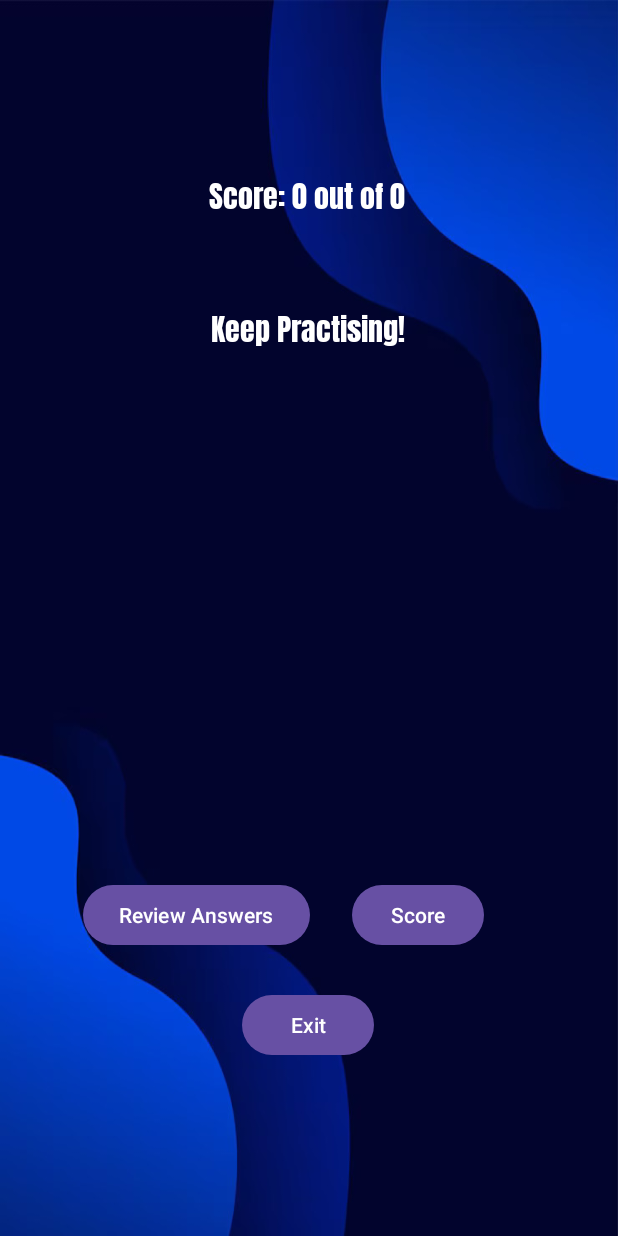
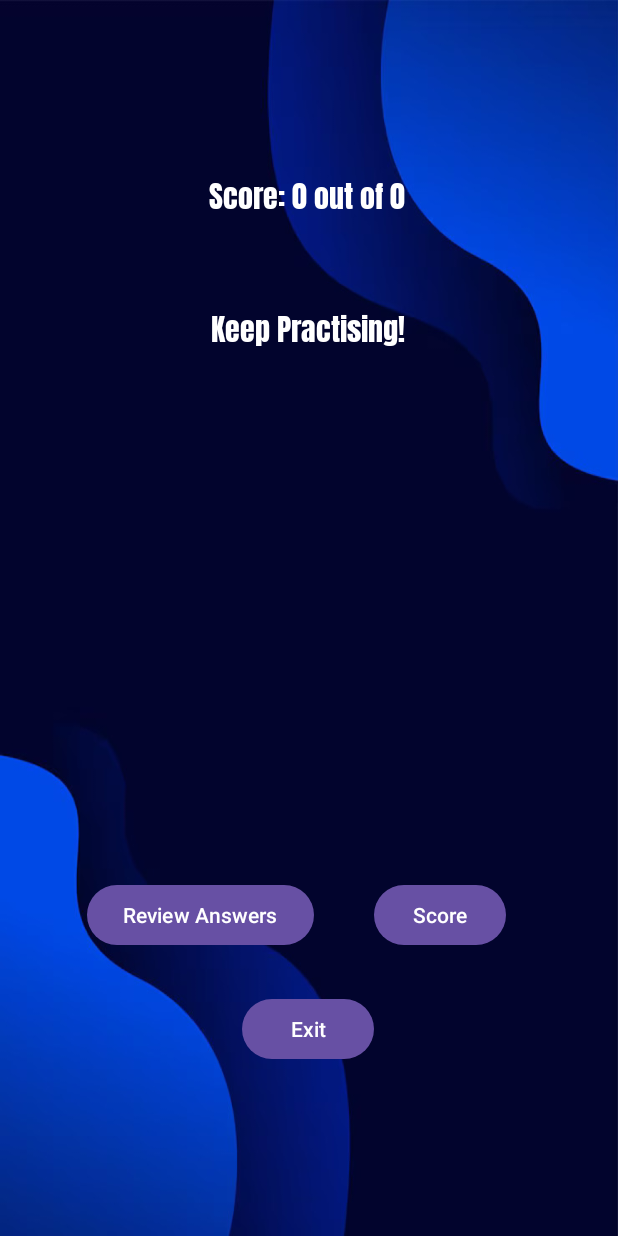
Before and after one commit to Taariq-Faker/Taariq-Faker-ST10479271-IMAD-ASSIGNEMENT-2, an Android app: the ScoreScreen screen opened directly, with no data from a screen before it, on a phone screen of 412 x 824 dp. Run offline under Robolectric (Android 15) with nearby library versions, the phone set to English and light mode, and no system bars.

Commit message:
-Added comments -Coded the third screen -Added a score button so that user can see there score again -Modified exit button so that is closes entire app -UI design changes 19/05/25

```diff
--- a/app/src/main/java/vcmsa/ci/taariq_faker_st10479271_imad_assignement_2/FlashcardQuestionScreen.kt
+++ b/app/src/main/java/vcmsa/ci/taariq_faker_st10479271_imad_assignement_2/FlashcardQuestionScreen.kt
@@ -75,7 +75,7 @@ class FlashcardQuestionScreen : AppCompatActivity() {
              //Coding the what happens once the next button is clicked
         nextButton.setOnClickListener {
 
-            //Acts as a loop so that once the user click next it loops through the array one at a time
+            //Acts as a loop so that once the user clicks next it loops through the array one question at a time
             //Used in order to move onto the next question
             currentIndex++
 
--- a/app/src/main/res/layout/activity_score_screen.xml
+++ b/app/src/main/res/layout/activity_score_screen.xml
@@ -47,7 +47,7 @@
       android:text="Review Answers"
       app:layout_constraintBottom_toBottomOf="parent"
       app:layout_constraintEnd_toEndOf="parent"
-      app:layout_constraintHorizontal_bias="0.212"
+      app:layout_constraintHorizontal_bias="0.223"
       app:layout_constraintStart_toStartOf="parent"
       app:layout_constraintTop_toTopOf="parent"
       app:layout_constraintVertical_bias="0.755" />
@@ -62,7 +62,7 @@
       app:layout_constraintHorizontal_bias="0.498"
       app:layout_constraintStart_toStartOf="parent"
       app:layout_constraintTop_toTopOf="parent"
-      app:layout_constraintVertical_bias="0.85" />
+      app:layout_constraintVertical_bias="0.853" />
 
   <TextView
       android:id="@+id/reviewTextView"
@@ -85,7 +85,7 @@
       android:text="Score"
       app:layout_constraintBottom_toBottomOf="parent"
       app:layout_constraintEnd_toEndOf="parent"
-      app:layout_constraintHorizontal_bias="0.724"
+      app:layout_constraintHorizontal_bias="0.77"
       app:layout_constraintStart_toStartOf="parent"
       app:layout_constraintTop_toTopOf="parent"
       app:layout_constraintVertical_bias="0.755" />
```
Also changed, not shown: app/src/main/java/vcmsa/ci/taariq_faker_st10479271_imad_assignement_2/ScoreScreen.kt (+4 -3 lines).
